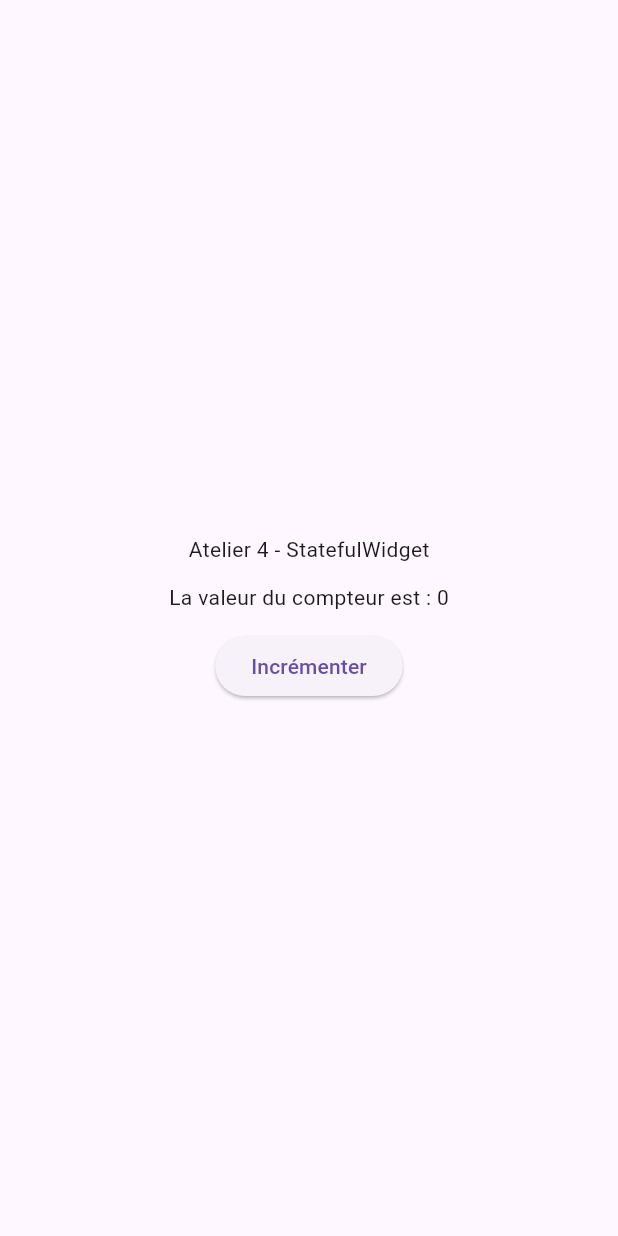
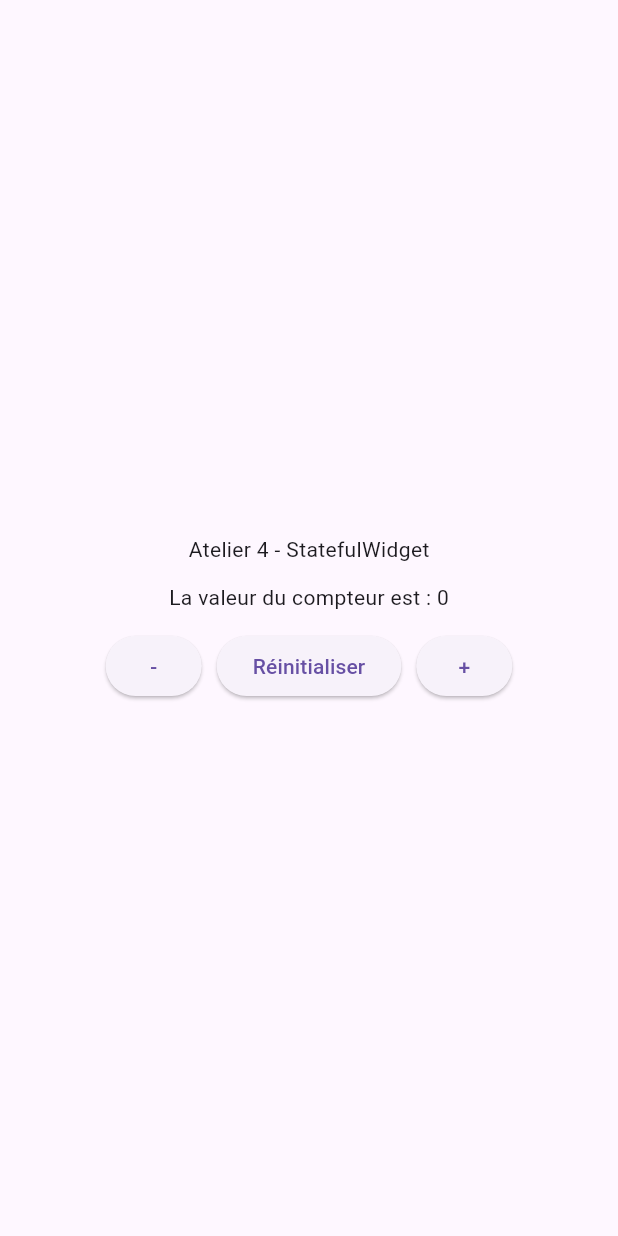
Before and after one commit to daniella-diwa/flutter_app_stateful, a Flutter app: the screen it shows after launch, on a phone screen of 412 x 824 dp. Run offline on Flutter 3.47's test engine with Material 3 defaults, Android fonts, the phone set to English and light mode, and no system bars.

Commit message:
Add control buttons (décrémenter, réinitialiser, incrémenter) (v1.2)

```diff
--- a/lib/main.dart
+++ b/lib/main.dart
@@ -25,13 +25,36 @@ class _MyWidgetState extends State<MyWidget> {
               SizedBox(height: 12),
               Text("La valeur du compteur est : $compteur"),
               SizedBox(height: 12),
+              Row(
+                mainAxisAlignment: MainAxisAlignment.center,
+                children: [
+                  ElevatedButton(
+                    onPressed: () {
+                      setState(() {
+                        compteur--;
+                      });
+                    },
+                    child: Text("-"),
+                  ),
+                  SizedBox(width: 10),
+                  ElevatedButton(
+                    onPressed: () {
+                      setState(() {
+                        compteur = 0;
+                      });
+                    },
+                    child: Text("Réinitialiser"),
+                  ),
+                  SizedBox(width: 10),
                   ElevatedButton(
                     onPressed: () {
                       setState(() {
                         compteur++;
                       });
                     },
-                child: Text("Incrémenter"),
+                    child: Text("+"),
+                  ),
+                ],
               ),
             ],
           ),
```
Lines whose indentation alone changed are shown as unchanged.
